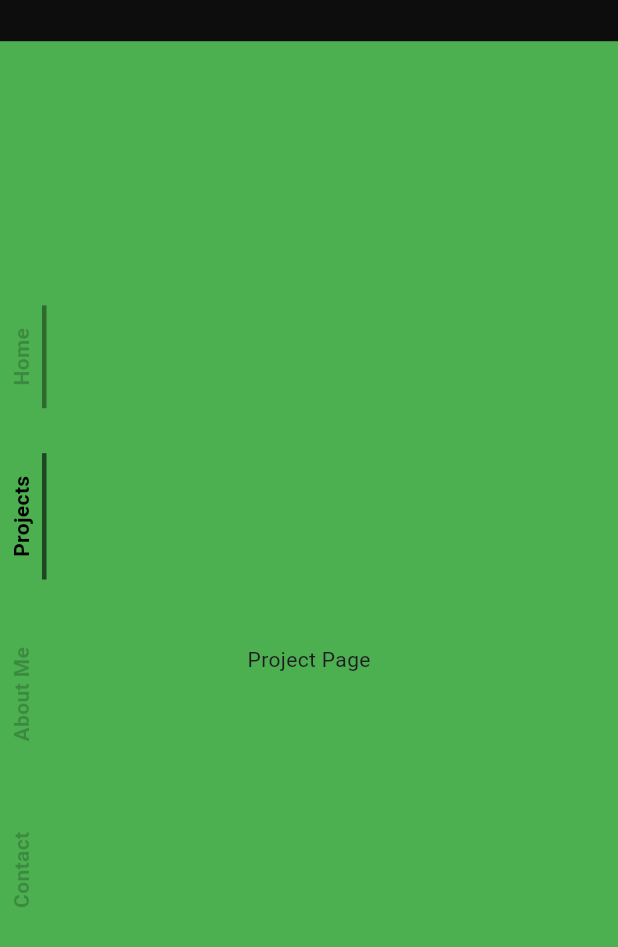
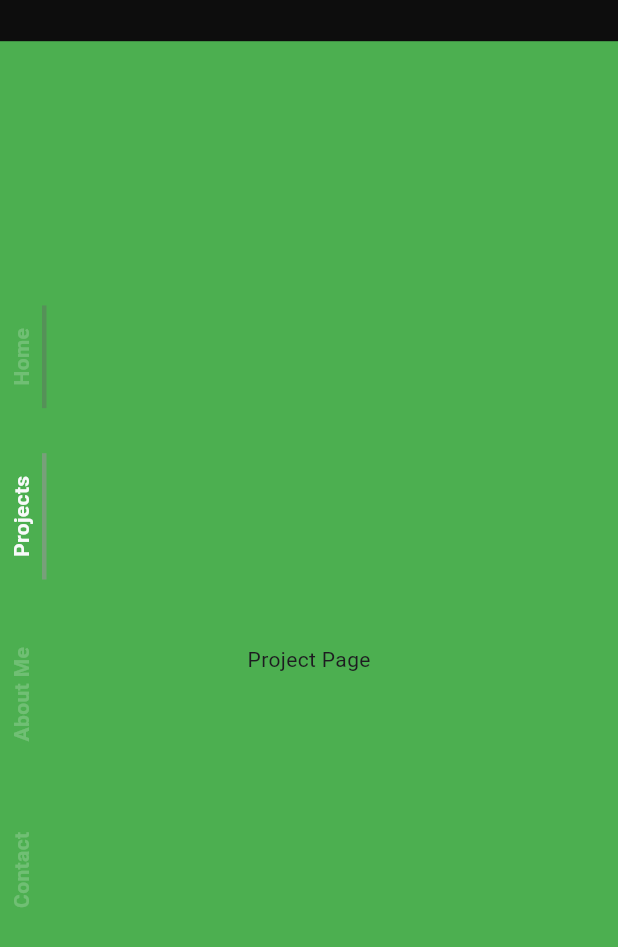
Before and after one commit to yhwachh/portfolio_app, a Flutter app: the screen it shows after launch, scrolled down 576 dp, on a phone screen of 412 x 824 dp. Shown: the top 947 px of the screen. Run offline on Flutter 3.47's test engine with Material 3 defaults, Android fonts, the phone set to English and light mode, and no system bars; our stand-ins replace auto_route; missing offline and left inert: typing_text; generated files the repository leaves out were written again.

Commit message:
[PRT-10]💄updated button colors

```diff
--- a/lib/core/design_system/src/components/custom_animated_button.dart
+++ b/lib/core/design_system/src/components/custom_animated_button.dart
@@ -1,14 +1,18 @@
 import 'package:flutter/material.dart';
+import 'package:portfolio_app/core/design_system/app_ui.dart';
 
 class CustomAnimatedButton extends StatelessWidget {
   final String label;
   final VoidCallback? onTap;
-  final bool isSelected; // Ajout d'une propriété pour savoir si le bouton est sélectionné
+  final bool
+      isSelected; // Ajout d'une propriété pour savoir si le bouton est sélectionné
 
-  CustomAnimatedButton({super.key, required this.label, this.onTap, this.isSelected = false});
+  CustomAnimatedButton(
+      {super.key, required this.label, this.onTap, this.isSelected = false});
 
   @override
   Widget build(BuildContext context) {
+    final theme = AppTheme.of(context);
     return GestureDetector(
       onTap: onTap,
       child: AnimatedContainer(
@@ -17,7 +21,9 @@ class CustomAnimatedButton extends StatelessWidget {
         decoration: BoxDecoration(
           border: Border(
             bottom: BorderSide(
-              color: isSelected ? Colors.black : Colors.transparent, // Soulignement bleu si sélectionné
+              color: isSelected
+                  ? theme.colors.textColor
+                  : Colors.transparent, // Soulignement bleu si sélectionné
               width: 3.0, // Épaisseur du soulignement
             ),
           ),
@@ -27,7 +33,10 @@ class CustomAnimatedButton extends StatelessWidget {
           child: Text(
             label,
             style: TextStyle(
-              color: isSelected ? Colors.black : Colors.black.withOpacity(0.7), // Texte noir ou légèrement transparent
+              color: isSelected
+                  ? theme.colors.textColor
+                  : theme.colors.textColor
+                      .withOpacity(0.7), // Texte noir ou légèrement transparent
               fontWeight: FontWeight.bold,
             ),
           ),
```
